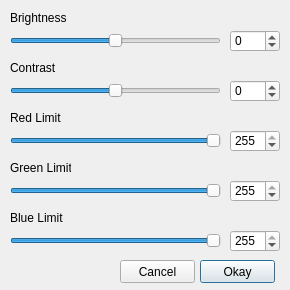
Qt form paintProgram/dlg_effectssliders.ui (ElliotHarding/paintProgram) before a commit.
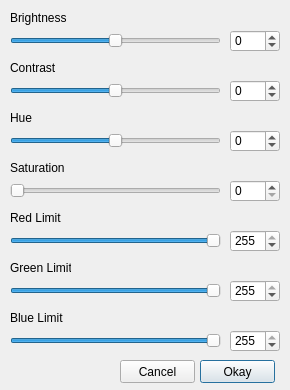
The same form after that commit.

Commit message: wip - levels to it

Diff of the .ui file:
```diff
--- a/paintProgram/dlg_effectssliders.ui
+++ b/paintProgram/dlg_effectssliders.ui
@@ -10,7 +10,7 @@
     <x>0</x>
     <y>0</y>
     <width>290</width>
-    <height>290</height>
+    <height>390</height>
    </rect>
   </property>
   <property name="windowTitle">
@@ -119,7 +119,7 @@
    <property name="geometry">
     <rect>
      <x>10</x>
-     <y>110</y>
+     <y>210</y>
      <width>61</width>
      <height>16</height>
     </rect>
@@ -132,7 +132,7 @@
    <property name="geometry">
     <rect>
      <x>10</x>
-     <y>130</y>
+     <y>230</y>
      <width>211</width>
      <height>22</height>
     </rect>
@@ -154,7 +154,7 @@
    <property name="geometry">
     <rect>
      <x>230</x>
-     <y>130</y>
+     <y>230</y>
      <width>50</width>
      <height>22</height>
     </rect>
@@ -173,7 +173,7 @@
    <property name="geometry">
     <rect>
      <x>10</x>
-     <y>160</y>
+     <y>260</y>
      <width>61</width>
      <height>16</height>
     </rect>
@@ -186,7 +186,7 @@
    <property name="geometry">
     <rect>
      <x>230</x>
-     <y>180</y>
+     <y>280</y>
      <width>50</width>
      <height>22</height>
     </rect>
@@ -205,7 +205,7 @@
    <property name="geometry">
     <rect>
      <x>10</x>
-     <y>180</y>
+     <y>280</y>
      <width>211</width>
      <height>22</height>
     </rect>
@@ -227,7 +227,7 @@
    <property name="geometry">
     <rect>
      <x>10</x>
-     <y>210</y>
+     <y>310</y>
      <width>61</width>
      <height>16</height>
     </rect>
@@ -240,7 +240,7 @@
    <property name="geometry">
     <rect>
      <x>230</x>
-     <y>230</y>
+     <y>330</y>
      <width>50</width>
      <height>22</height>
     </rect>
@@ -259,7 +259,7 @@
    <property name="geometry">
     <rect>
      <x>10</x>
-     <y>230</y>
+     <y>330</y>
      <width>211</width>
      <height>22</height>
     </rect>
@@ -281,7 +281,7 @@
    <property name="geometry">
     <rect>
      <x>200</x>
-     <y>260</y>
+     <y>360</y>
      <width>75</width>
      <height>23</height>
     </rect>
@@ -294,7 +294,7 @@
    <property name="geometry">
     <rect>
      <x>120</x>
-     <y>260</y>
+     <y>360</y>
      <width>75</width>
      <height>23</height>
     </rect>
@@ -303,6 +303,105 @@
     <string>Cancel</string>
    </property>
   </widget>
+  <widget class="QSpinBox" name="spinBox_hue">
+   <property name="geometry">
+    <rect>
+     <x>230</x>
+     <y>130</y>
+     <width>50</width>
+     <height>22</height>
+    </rect>
+   </property>
+   <property name="minimum">
+    <number>-255</number>
+   </property>
+   <property name="maximum">
+    <number>255</number>
+   </property>
+  </widget>
+  <widget class="QLabel" name="lbl_hue">
+   <property name="geometry">
+    <rect>
+     <x>10</x>
+     <y>110</y>
+     <width>61</width>
+     <height>16</height>
+    </rect>
+   </property>
+   <property name="text">
+    <string>Hue</string>
+   </property>
+  </widget>
+  <widget class="QSlider" name="slider_saturation">
+   <property name="geometry">
+    <rect>
+     <x>10</x>
+     <y>180</y>
+     <width>211</width>
+     <height>22</height>
+    </rect>
+   </property>
+   <property name="minimum">
+    <number>0</number>
+   </property>
+   <property name="maximum">
+    <number>200</number>
+   </property>
+   <property name="orientation">
+    <enum>Qt::Horizontal</enum>
+   </property>
+  </widget>
+  <widget class="QSpinBox" name="spinBox_saturation">
+   <property name="geometry">
+    <rect>
+     <x>230</x>
+     <y>180</y>
+     <width>50</width>
+     <height>22</height>
+    </rect>
+   </property>
+   <property name="minimum">
+    <number>0</number>
+   </property>
+   <property name="maximum">
+    <number>200</number>
+   </property>
+  </widget>
+  <widget class="QSlider" name="slider_hue">
+   <property name="geometry">
+    <rect>
+     <x>10</x>
+     <y>130</y>
+     <width>211</width>
+     <height>22</height>
+    </rect>
+   </property>
+   <property name="minimum">
+    <number>-255</number>
+   </property>
+   <property name="maximum">
+    <number>255</number>
+   </property>
+   <property name="value">
+    <number>0</number>
+   </property>
+   <property name="orientation">
+    <enum>Qt::Horizontal</enum>
+   </property>
+  </widget>
+  <widget class="QLabel" name="lbl_saturation">
+   <property name="geometry">
+    <rect>
+     <x>10</x>
+     <y>160</y>
+     <width>61</width>
+     <height>16</height>
+    </rect>
+   </property>
+   <property name="text">
+    <string>Saturation</string>
+   </property>
+  </widget>
  </widget>
  <resources/>
  <connections/>
```
The commit also changes 2 other files.
